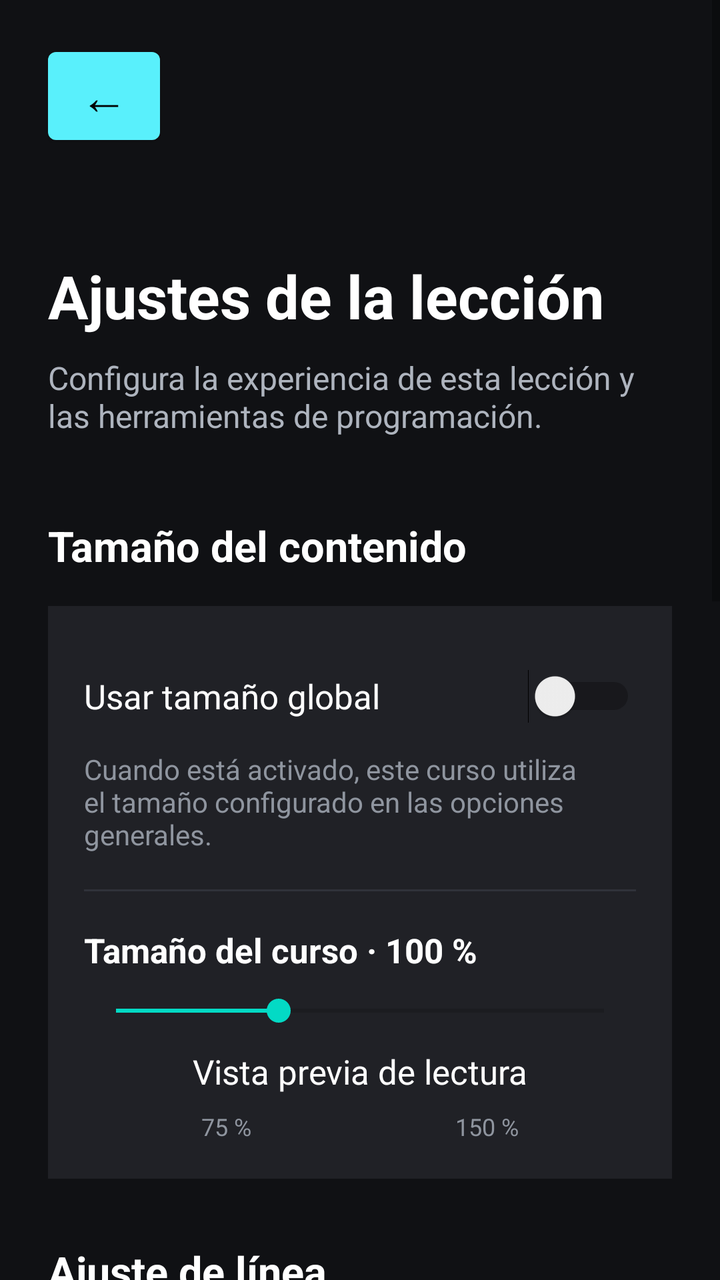
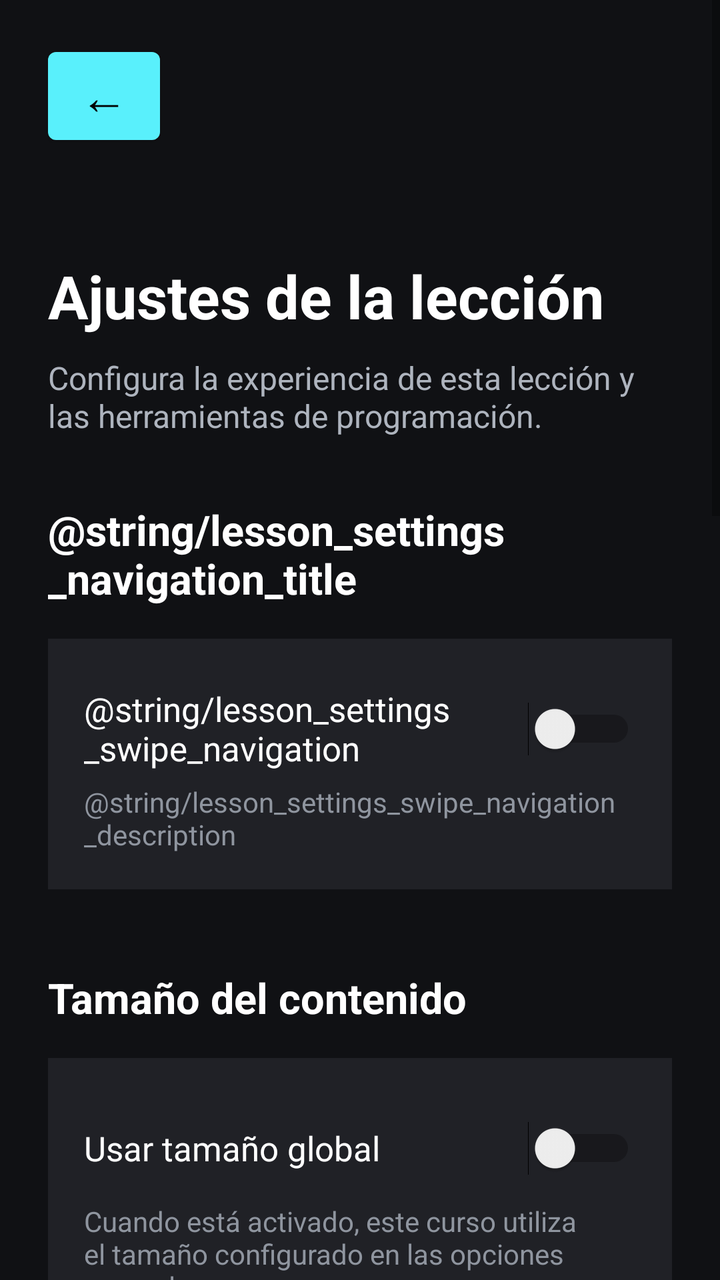

Screens rendered from an Android XML layout before and after an edit, with the pre-edit source and the edit as a unified diff.
<!-- AndroidManifest.xml: application theme Theme.LearnGraphicsProgramming -->
<!-- res/layout/activity_lesson_options.xml -->
<?xml version="1.0" encoding="utf-8"?>
<ScrollView
    xmlns:android="http://schemas.android.com/apk/res/android"
    android:layout_width="match_parent"
    android:layout_height="match_parent"
    android:background="#101114"
    android:fillViewport="true">

    <LinearLayout
        android:layout_width="match_parent"
        android:layout_height="wrap_content"
        android:orientation="vertical"
        android:paddingStart="24dp"
        android:paddingTop="20dp"
        android:paddingEnd="24dp"
        android:paddingBottom="24dp">

        <Button
            android:id="@+id/buttonBack"
            android:layout_width="56dp"
            android:layout_height="56dp"
            android:minWidth="0dp"
            android:minHeight="0dp"
            android:padding="0dp"
            android:text="@string/lesson_back_symbol"
            android:contentDescription="@string/nav_go_back"
            android:textAllCaps="false"
            android:textSize="24sp" />

        <TextView
            android:id="@+id/textLessonNumber"
            android:layout_width="match_parent"
            android:layout_height="wrap_content"
            android:layout_marginTop="24dp"
            android:textColor="@color/accent_text_default"
            android:textSize="16sp"
            android:textStyle="bold" />

        <TextView
            android:layout_width="match_parent"
            android:layout_height="wrap_content"
            android:layout_marginTop="6dp"
            android:text="@string/lesson_settings_title"
            android:textColor="#FFFFFF"
            android:textSize="30sp"
            android:textStyle="bold" />

        <TextView
            android:id="@+id/textLessonOptionsDescription"
            android:layout_width="match_parent"
            android:layout_height="wrap_content"
            android:layout_marginTop="10dp"
            android:text="@string/lesson_settings_programming_description"
            android:textColor="#AEB4BE"
            android:textSize="16sp" />

        

        <TextView
            android:layout_width="match_parent"
            android:layout_height="wrap_content"
            android:layout_marginTop="40dp"
            android:text="@string/lesson_settings_content_size_title"
            android:textColor="#FFFFFF"
            android:textSize="21sp"
            android:textStyle="bold" />

        <LinearLayout
            android:layout_width="match_parent"
            android:layout_height="wrap_content"
            android:layout_marginTop="16dp"
            android:background="#202126"
            android:orientation="vertical"
            android:paddingStart="18dp"
            android:paddingTop="18dp"
            android:paddingEnd="18dp"
            android:paddingBottom="18dp">

            <Switch
                android:id="@+id/switchUseGlobalTextSize"
                android:layout_width="match_parent"
                android:layout_height="wrap_content"
                android:minHeight="54dp"
                android:text="@string/lesson_settings_use_global_size"
                android:textColor="#FFFFFF"
                android:textSize="17sp" />

            <TextView
                android:layout_width="match_parent"
                android:layout_height="wrap_content"
                android:layout_marginBottom="18dp"
                android:text="@string/lesson_settings_use_global_size_description"
                android:textColor="#8F959F"
                android:textSize="14sp" />

            <View
                android:layout_width="match_parent"
                android:layout_height="1dp"
                android:background="#30323A" />

            <TextView
                android:id="@+id/textLessonTextSize"
                android:layout_width="match_parent"
                android:layout_height="wrap_content"
                android:layout_marginTop="18dp"
                android:text="@string/lesson_text_size_initial"
                android:textColor="#FFFFFF"
                android:textSize="17sp"
                android:textStyle="bold" />

            <SeekBar
                android:id="@+id/seekLessonTextSize"
                android:layout_width="match_parent"
                android:layout_height="wrap_content"
                android:layout_marginTop="10dp"
                android:max="75"
                android:progress="25" />

            <TextView
                android:id="@+id/textLessonTextSizePreview"
                android:layout_width="match_parent"
                android:layout_height="wrap_content"
                android:layout_marginTop="10dp"
                android:gravity="center"
                android:text="@string/settings_content_size_preview"
                android:textColor="#FFFFFF"
                android:textSize="17sp" />

            <TextView
                android:layout_width="match_parent"
                android:layout_height="wrap_content"
                android:layout_marginTop="8dp"
                android:gravity="center"
                android:text="@string/lesson_text_size_range"
                android:textColor="#8F959F"
                android:textSize="12sp" />

        </LinearLayout>

        

        <TextView
            android:id="@+id/textCodeWrapHeading"
            android:layout_width="match_parent"
            android:layout_height="wrap_content"
            android:layout_marginTop="32dp"
            android:text="@string/lesson_settings_wrap_title"
            android:textColor="#FFFFFF"
            android:textSize="21sp"
            android:textStyle="bold" />

        <LinearLayout
            android:id="@+id/codeWrapSettings"
            android:layout_width="match_parent"
            android:layout_height="wrap_content"
            android:layout_marginTop="16dp"
            android:background="#202126"
            android:orientation="vertical"
            android:paddingStart="18dp"
            android:paddingTop="18dp"
            android:paddingEnd="18dp"
            android:paddingBottom="18dp">

            <Switch
                android:id="@+id/switchAllowGlobalWrapOverwrite"
                android:layout_width="match_parent"
                android:layout_height="wrap_content"
                android:minHeight="58dp"
                android:text="@string/settings_allow_global_override"
                android:textColor="#FFFFFF"
                android:textSize="17sp" />

            <TextView
                android:layout_width="match_parent"
                android:layout_height="wrap_content"
                android:text="@string/lesson_settings_wrap_description"
                android:textColor="#8F959F"
                android:textSize="14sp" />

        </LinearLayout>

        <Button
            android:id="@+id/buttonSaveCourseSettings"
            android:layout_width="match_parent"
            android:layout_height="wrap_content"
            android:layout_marginTop="16dp"
            android:minHeight="62dp"
            android:text="@string/lesson_settings_save_course"
            android:textAllCaps="false"
            android:textSize="18sp" />

        

        <TextView
            android:id="@+id/textProgrammingHeading"
            android:layout_width="match_parent"
            android:layout_height="wrap_content"
            android:layout_marginTop="40dp"
            android:text="@string/settings_programming_color_title"
            android:textColor="#FFFFFF"
            android:textSize="21sp"
            android:textStyle="bold" />

        <Button
            android:id="@+id/buttonEditProgrammingShortcuts"
            android:layout_width="match_parent"
            android:layout_height="wrap_content"
            android:layout_marginTop="16dp"
            android:minHeight="62dp"
            android:text="@string/lesson_settings_edit_shortcuts"
            android:textAllCaps="false"
            android:textSize="18sp" />

        <TextView
            android:id="@+id/textProgrammingShortcutsDescription"
            android:layout_width="match_parent"
            android:layout_height="wrap_content"
            android:layout_marginTop="10dp"
            android:text="@string/lesson_settings_shortcuts_description"
            android:textColor="#8F959F"
            android:textSize="14sp" />

        

        <TextView
            android:layout_width="match_parent"
            android:layout_height="wrap_content"
            android:layout_marginTop="40dp"
            android:text="@string/nav_progress_title"
            android:textColor="#FFFFFF"
            android:textSize="21sp"
            android:textStyle="bold" />

        <Button
            android:id="@+id/buttonResetLesson"
            android:layout_width="match_parent"
            android:layout_height="wrap_content"
            android:layout_marginTop="16dp"
            android:minHeight="62dp"
            android:text="@string/lesson_settings_reset"
            android:textAllCaps="false"
            android:textSize="18sp" />

        <TextView
            android:layout_width="match_parent"
            android:layout_height="wrap_content"
            android:layout_marginTop="10dp"
            android:text="@string/lesson_settings_reset_description"
            android:textColor="#8F959F"
            android:textSize="14sp" />

    </LinearLayout>

</ScrollView>
<!-- resources referenced by this layout -->
<resources>
  <color name="accent_text_default">#FF55E6F2</color>
  <string name="lesson_back_symbol" translatable="false">←</string>
  <string name="lesson_settings_content_size_title">Tamaño del contenido</string>
  <string name="lesson_settings_edit_shortcuts">Editar atajos del teclado</string>
  <string name="lesson_settings_programming_description">Configura la experiencia de esta lección y las herramientas de programación.</string>
  <string name="lesson_settings_reset">Reiniciar lección</string>
  <string name="lesson_settings_reset_description">Elimina las respuestas, ejercicios completados, página guardada y estado de finalización de esta lección.</string>
  <string name="lesson_settings_save_course">Guardar ajustes del curso</string>
  <string name="lesson_settings_shortcuts_description">Configura los botones que aparecen sobre el teclado al escribir código. TAB permanece siempre disponible.</string>
  <string name="lesson_settings_title">Ajustes de la lección</string>
  <string name="lesson_settings_use_global_size">Usar tamaño global</string>
  <string name="lesson_settings_use_global_size_description">Cuando está activado, este curso utiliza el tamaño configurado en las opciones generales.</string>
  <string name="lesson_settings_wrap_description">Activado por defecto. Permite que los cambios realizados en el ajuste de línea predeterminado sobrescriban este curso. Desactivarlo no bloquea el botón de ajuste de línea de las consolas.</string>
  <string name="lesson_settings_wrap_title">Ajuste de línea</string>
  <string name="lesson_text_size_initial" formatted="false">Tamaño del curso · 100 %</string>
  <string name="lesson_text_size_range" formatted="false">"75 %                                  150 %"</string>
  <string name="nav_go_back">Volver</string>
  <string name="nav_progress_title">Progreso</string>
  <string name="settings_allow_global_override">Permitir sobrescribir desde Opciones globales</string>
  <string name="settings_content_size_preview">Vista previa de lectura</string>
  <string name="settings_programming_color_title">Programación</string>
  <style name="Theme.LearnGraphicsProgramming" parent="Theme.MaterialComponents.DayNight.DarkActionBar">
          
          <item name="colorPrimary">@color/purple_500</item>
          <item name="colorPrimaryVariant">@color/purple_700</item>
          <item name="colorOnPrimary">@color/black</item>
          
          <item name="colorSecondary">@color/teal_200</item>
          <item name="colorSecondaryVariant">@color/teal_700</item>
          <item name="colorOnSecondary">@color/black</item>
          
          <item name="android:statusBarColor">?attr/colorPrimaryVariant</item>
          
          <item name="windowActionBar">false</item>
          <item name="windowNoTitle">true</item>
      </style>
  <color name="purple_500">#FF59F0FC</color>
  <color name="purple_700">#FF31848B</color>
  <color name="black">#FF000000</color>
  <color name="teal_200">#FF03DAC5</color>
  <color name="teal_700">#FF018786</color>
</resources>

<!-- the commit's change to res/layout/activity_lesson_options.xml (unified diff, before → after) -->
@@ -59,8 +59,8 @@
         <TextView
             android:layout_width="match_parent"
             android:layout_height="wrap_content"
-            android:layout_marginTop="40dp"
-            android:text="@string/lesson_settings_content_size_title"
+            android:layout_marginTop="32dp"
+            android:text="@string/lesson_settings_navigation_title"
             android:textColor="#FFFFFF"
             android:textSize="21sp"
             android:textStyle="bold" />
@@ -77,80 +77,35 @@
             android:paddingBottom="18dp">
 
             <Switch
-                android:id="@+id/switchUseGlobalTextSize"
+                android:id="@+id/switchLessonSwipeNavigation"
                 android:layout_width="match_parent"
                 android:layout_height="wrap_content"
                 android:minHeight="54dp"
-                android:text="@string/lesson_settings_use_global_size"
-                android:textColor="#FFFFFF"
-                android:textSize="17sp" />
-
-            <TextView
-                android:layout_width="match_parent"
-                android:layout_height="wrap_content"
-                android:layout_marginBottom="18dp"
-                android:text="@string/lesson_settings_use_global_size_description"
+                android:text="@string/lesson_settings_swipe_navigation"
+                android:textColor="#FFFFFF"
+                android:textSize="17sp" />
+
+            <TextView
+                android:layout_width="match_parent"
+                android:layout_height="wrap_content"
+                android:text="@string/lesson_settings_swipe_navigation_description"
                 android:textColor="#8F959F"
                 android:textSize="14sp" />
 
-            <View
-                android:layout_width="match_parent"
-                android:layout_height="1dp"
-                android:background="#30323A" />
-
-            <TextView
-                android:id="@+id/textLessonTextSize"
-                android:layout_width="match_parent"
-                android:layout_height="wrap_content"
-                android:layout_marginTop="18dp"
-                android:text="@string/lesson_text_size_initial"
-                android:textColor="#FFFFFF"
-                android:textSize="17sp"
-                android:textStyle="bold" />
-
-            <SeekBar
-                android:id="@+id/seekLessonTextSize"
-                android:layout_width="match_parent"
-                android:layout_height="wrap_content"
-                android:layout_marginTop="10dp"
-                android:max="75"
-                android:progress="25" />
-
-            <TextView
-                android:id="@+id/textLessonTextSizePreview"
-                android:layout_width="match_parent"
-                android:layout_height="wrap_content"
-                android:layout_marginTop="10dp"
-                android:gravity="center"
-                android:text="@string/settings_content_size_preview"
-                android:textColor="#FFFFFF"
-                android:textSize="17sp" />
-
-            <TextView
-                android:layout_width="match_parent"
-                android:layout_height="wrap_content"
-                android:layout_marginTop="8dp"
-                android:gravity="center"
-                android:text="@string/lesson_text_size_range"
-                android:textColor="#8F959F"
-                android:textSize="12sp" />
-
         </LinearLayout>
 
         
 
         <TextView
-            android:id="@+id/textCodeWrapHeading"
-            android:layout_width="match_parent"
-            android:layout_height="wrap_content"
-            android:layout_marginTop="32dp"
-            android:text="@string/lesson_settings_wrap_title"
+            android:layout_width="match_parent"
+            android:layout_height="wrap_content"
+            android:layout_marginTop="40dp"
+            android:text="@string/lesson_settings_content_size_title"
             android:textColor="#FFFFFF"
             android:textSize="21sp"
             android:textStyle="bold" />
 
         <LinearLayout
-            android:id="@+id/codeWrapSettings"
             android:layout_width="match_parent"
             android:layout_height="wrap_content"
             android:layout_marginTop="16dp"
@@ -162,6 +117,91 @@
             android:paddingBottom="18dp">
 
             <Switch
+                android:id="@+id/switchUseGlobalTextSize"
+                android:layout_width="match_parent"
+                android:layout_height="wrap_content"
+                android:minHeight="54dp"
+                android:text="@string/lesson_settings_use_global_size"
+                android:textColor="#FFFFFF"
+                android:textSize="17sp" />
+
+            <TextView
+                android:layout_width="match_parent"
+                android:layout_height="wrap_content"
+                android:layout_marginBottom="18dp"
+                android:text="@string/lesson_settings_use_global_size_description"
+                android:textColor="#8F959F"
+                android:textSize="14sp" />
+
+            <View
+                android:layout_width="match_parent"
+                android:layout_height="1dp"
+                android:background="#30323A" />
+
+            <TextView
+                android:id="@+id/textLessonTextSize"
+                android:layout_width="match_parent"
+                android:layout_height="wrap_content"
+                android:layout_marginTop="18dp"
+                android:text="@string/lesson_text_size_initial"
+                android:textColor="#FFFFFF"
+                android:textSize="17sp"
+                android:textStyle="bold" />
+
+            <SeekBar
+                android:id="@+id/seekLessonTextSize"
+                android:layout_width="match_parent"
+                android:layout_height="wrap_content"
+                android:layout_marginTop="10dp"
+                android:max="75"
+                android:progress="25" />
+
+            <TextView
+                android:id="@+id/textLessonTextSizePreview"
+                android:layout_width="match_parent"
+                android:layout_height="wrap_content"
+                android:layout_marginTop="10dp"
+                android:gravity="center"
+                android:text="@string/settings_content_size_preview"
+                android:textColor="#FFFFFF"
+                android:textSize="17sp" />
+
+            <TextView
+                android:layout_width="match_parent"
+                android:layout_height="wrap_content"
+                android:layout_marginTop="8dp"
+                android:gravity="center"
+                android:text="@string/lesson_text_size_range"
+                android:textColor="#8F959F"
+                android:textSize="12sp" />
+
+        </LinearLayout>
+
+        
+
+        <TextView
+            android:id="@+id/textCodeWrapHeading"
+            android:layout_width="match_parent"
+            android:layout_height="wrap_content"
+            android:layout_marginTop="32dp"
+            android:text="@string/lesson_settings_wrap_title"
+            android:textColor="#FFFFFF"
+            android:textSize="21sp"
+            android:textStyle="bold" />
+
+        <LinearLayout
+            android:id="@+id/codeWrapSettings"
+            android:layout_width="match_parent"
+            android:layout_height="wrap_content"
+            android:layout_marginTop="16dp"
+            android:background="#202126"
+            android:orientation="vertical"
+            android:paddingStart="18dp"
+            android:paddingTop="18dp"
+            android:paddingEnd="18dp"
+            android:paddingBottom="18dp">
+
+            <Switch
                 android:id="@+id/switchAllowGlobalWrapOverwrite"
                 android:layout_width="match_parent"
                 android:layout_height="wrap_content"
